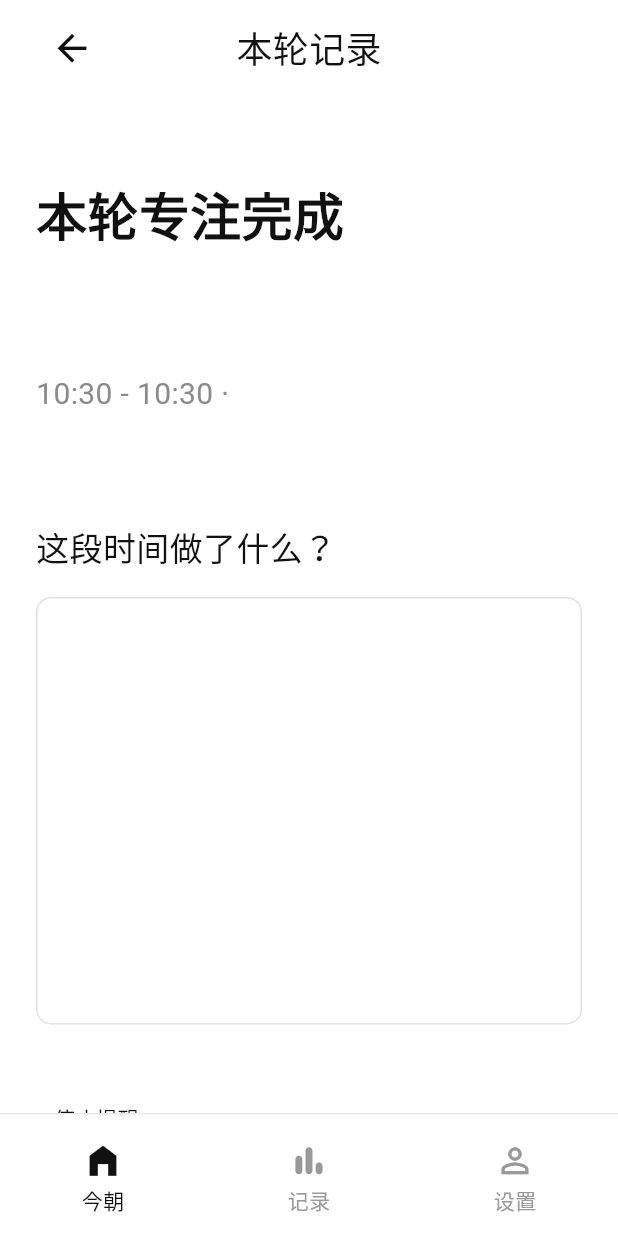
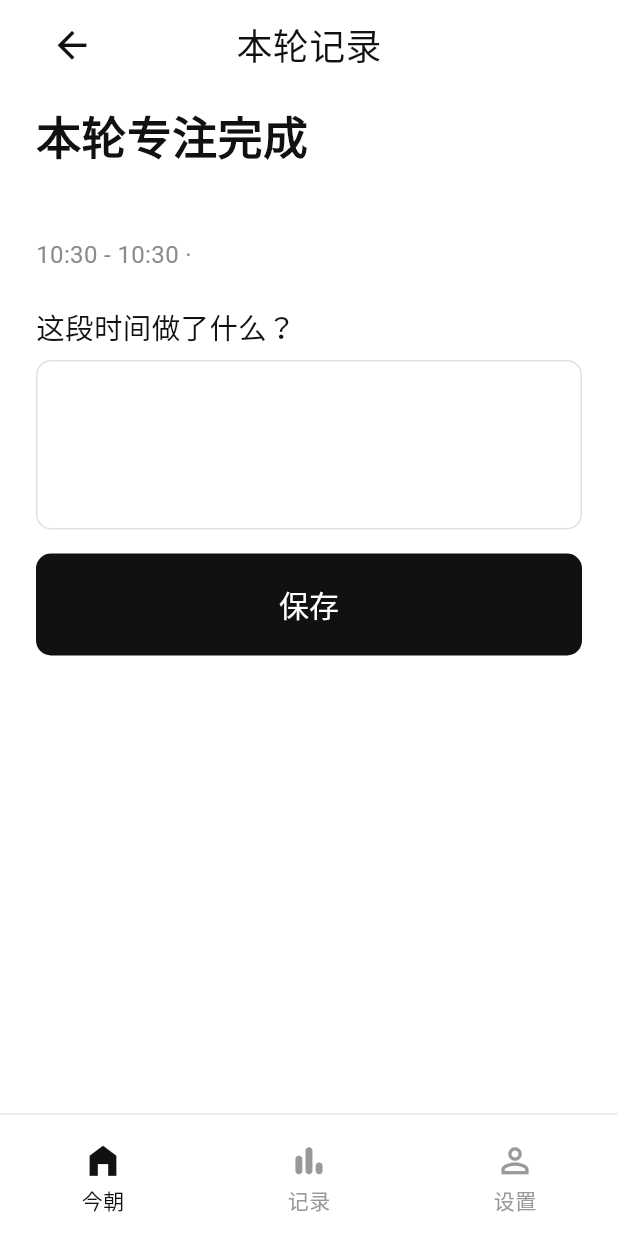
Before and after one commit to william-watson1024/Chrona, a Flutter app: the FocusNoteScreen screen opened directly with empty values, on a phone screen of 412 x 824 dp. Run offline on Flutter 3.47's test engine with Material 3 defaults, Android fonts, the phone set to English and light mode, and no system bars; our stand-ins replace file_picker, flutter_local_notifications, shared_preferences, sqflite, timezone; accounts and stored records are empty.

Commit message:
feat: 优化专注屏幕和笔记屏幕的布局，调整间距和字体大小

```diff
--- a/lib/screens/focus/focus_note_screen.dart
+++ b/lib/screens/focus/focus_note_screen.dart
@@ -8,7 +8,6 @@ import '../../providers/focus_provider.dart';
 import '../../providers/focus_settings_provider.dart';
 import '../../providers/focus_session_provider.dart';
 import '../../providers/task_provider.dart';
-import '../../services/notification_service.dart';
 import '../../utils/focus_formatters.dart';
 import '../../widgets/chrona_widgets.dart';
 import '../history/history_screen.dart';
@@ -188,28 +187,28 @@ class _FocusNoteScreenState extends State<FocusNoteScreen> {
           children: [
             Expanded(
               child: SingleChildScrollView(
-                padding: const EdgeInsets.fromLTRB(24, 12, 24, 28),
+                padding: const EdgeInsets.fromLTRB(24, 10, 24, 18),
                 child: Column(
                   crossAxisAlignment: CrossAxisAlignment.start,
                   children: [
                     _NoteTopBar(onBack: _returnFromNote),
-                    const SizedBox(height: 72),
+                    const SizedBox(height: 24),
                     Text(
                       widget.session.status == FocusTimerStatus.cancelled
                           ? '本轮专注结束'
                           : '本轮专注完成',
                       style: const TextStyle(
                           color: Color(0xFF111111),
-                          fontSize: 34,
+                          fontSize: 30,
                           height: 1.1,
                           fontWeight: FontWeight.w600),
                     ),
-                    const SizedBox(height: 43),
+                    const SizedBox(height: 18),
                     TextField(
                       controller: _taskTitleController,
                       style: const TextStyle(
                           color: Color(0xFF111111),
-                          fontSize: 30,
+                          fontSize: 26,
                           height: 1.15,
                           fontWeight: FontWeight.w500),
                       decoration: const InputDecoration(
@@ -218,13 +217,13 @@ class _FocusNoteScreenState extends State<FocusNoteScreen> {
                         border: InputBorder.none,
                       ),
                     ),
-                    const SizedBox(height: 12),
+                    const SizedBox(height: 6),
                     Text(
                       '${formatFocusTime(widget.session.startedAt)} - '
                       '${formatFocusTime(widget.session.endedAt)} · '
                       '${formatFocusDuration(widget.session.actualDurationSeconds)}',
                       style: const TextStyle(
-                          color: Color(0xFF8B8B8B), fontSize: 20, height: 1.1),
+                          color: Color(0xFF8B8B8B), fontSize: 16, height: 1.1),
                     ),
                     if (widget.session.status ==
                         FocusTimerStatus.cancelled) ...[
@@ -237,24 +236,24 @@ class _FocusNoteScreenState extends State<FocusNoteScreen> {
                             height: 1.1),
                       ),
                     ],
-                    const SizedBox(height: 79),
+                    const SizedBox(height: 28),
                     const Text(
                       '这段时间做了什么？',
                       style: TextStyle(
-                          color: Color(0xFF111111), fontSize: 22, height: 1.2),
+                          color: Color(0xFF111111), fontSize: 19, height: 1.2),
                     ),
-                    const SizedBox(height: 20),
+                    const SizedBox(height: 10),
                     TextField(
                       controller: _noteController,
-                      minLines: 8,
-                      maxLines: 12,
+                      minLines: 4,
+                      maxLines: 4,
                       textAlignVertical: TextAlignVertical.top,
                       style: const TextStyle(
-                          color: Color(0xFF888888), fontSize: 20, height: 1.45),
+                          color: Color(0xFF888888), fontSize: 16, height: 1.35),
                       decoration: InputDecoration(
                         filled: false,
                         contentPadding:
-                            const EdgeInsets.fromLTRB(36, 29, 24, 24),
+                            const EdgeInsets.fromLTRB(18, 13, 16, 12),
                         enabledBorder: OutlineInputBorder(
                           borderRadius: BorderRadius.circular(10),
                           borderSide:
@@ -268,29 +267,57 @@ class _FocusNoteScreenState extends State<FocusNoteScreen> {
                       ),
                     ),
                     if (widget.session.status == FocusTimerStatus.finished) ...[
-                      const SizedBox(height: 18),
-                      Center(
-                        child: TextButton.icon(
-                          onPressed: _chooseExtension,
-                          style: TextButton.styleFrom(
-                            foregroundColor: const Color(0xFF111111),
+                      const SizedBox(height: 16),
+                      Row(
+                        children: [
+                          OutlinedButton(
+                            onPressed: _chooseExtension,
+                            style: OutlinedButton.styleFrom(
+                              foregroundColor: const Color(0xFF111111),
+                              side: const BorderSide(color: Color(0xFFE0E0E0)),
+                              shape: RoundedRectangleBorder(
+                                borderRadius: BorderRadius.circular(10),
+                              ),
+                              textStyle: const TextStyle(
+                                fontSize: 16,
+                                fontWeight: FontWeight.w500,
+                              ),
+                              minimumSize: const Size(124, 56),
+                            ),
+                            child: const Text('延长专注'),
                           ),
-                          icon: const Icon(Icons.add_alarm_outlined),
-                          label: const Text('延长专注'),
-                        ),
+                          const SizedBox(width: 12),
+                          Expanded(
+                            child: SizedBox(
+                              height: 56,
+                              child: FilledButton(
+                                onPressed: _isSaving ? () {} : _saveSession,
+                                style: FilledButton.styleFrom(
+                                  backgroundColor: const Color(0xFF111111),
+                                  foregroundColor: Colors.white,
+                                  shape: RoundedRectangleBorder(
+                                    borderRadius: BorderRadius.circular(10),
+                                  ),
+                                  textStyle: const TextStyle(
+                                    fontSize: 18,
+                                    fontWeight: FontWeight.w500,
+                                  ),
+                                ),
+                                child: const Text('保存'),
+                              ),
+                            ),
+                          ),
+                        ],
+                      ),
+                    ] else ...[
+                      const SizedBox(height: 16),
+                      PrimaryButton(
+                        label: '保存',
+                        onPressed: _isSaving ? () {} : _saveSession,
                       ),
                     ],
-                    const SizedBox(height: 38),
-                    TextButton(
-                      onPressed: () =>
-                          NotificationService.instance.cancelFocusEnd(),
-                      style: TextButton.styleFrom(
-                        foregroundColor: const Color(0xFF111111),
-                      ),
-                      child: const Text('停止提醒'),
-                    ),
-                    const SizedBox(height: 12),
                     if (_saveError != null) ...[
+                      const SizedBox(height: 10),
                       Text(
                         _saveError!,
                         style: const TextStyle(
@@ -298,12 +325,7 @@ class _FocusNoteScreenState extends State<FocusNoteScreen> {
                           fontSize: 14,
                         ),
                       ),
-                      const SizedBox(height: 12),
                     ],
-                    PrimaryButton(
-                      label: '保存',
-                      onPressed: _isSaving ? () {} : _saveSession,
-                    ),
                   ],
                 ),
               ),
--- a/lib/screens/focus/focus_screen.dart
+++ b/lib/screens/focus/focus_screen.dart
@@ -9,7 +9,6 @@ import '../../providers/focus_provider.dart';
 import '../../providers/focus_session_provider.dart';
 import '../../providers/focus_settings_provider.dart';
 import '../../providers/task_provider.dart';
-import '../../services/notification_service.dart';
 import '../../widgets/chrona_widgets.dart';
 import '../history/history_screen.dart';
 import 'focus_note_screen.dart';
@@ -311,16 +310,6 @@ class _FocusScreenState extends State<FocusScreen> {
                               ),
                               child: const Text('跳过休息'),
                             ),
-                          if (!isBreak &&
-                              provider.status == FocusTimerStatus.finished)
-                            TextButton(
-                              onPressed: () =>
-                                  NotificationService.instance.cancelFocusEnd(),
-                              child: const Text('停止提醒'),
-                            ),
-                          if (!isBreak &&
-                              provider.status == FocusTimerStatus.finished)
-                            const SizedBox(height: 8),
                           if (!isBreak)
                             TextButton(
                               onPressed: _confirmEnd,
--- a/lib/screens/today/today_screen.dart
+++ b/lib/screens/today/today_screen.dart
@@ -306,14 +306,6 @@ class _TodayScreenContentState extends State<_TodayScreenContent>
     final activeProvider = _activeFocusProvider;
     if (!mounted || activeProvider == null) return;
 
-    final focusedTaskId =
-        activeProvider.mode == FocusMode.focus && activeProvider.isRunning
-            ? activeProvider.task.id
-            : null;
-    WidgetsBinding.instance.addPostFrameCallback((_) {
-      if (!mounted || !identical(_activeFocusProvider, activeProvider)) return;
-      context.read<TaskProvider>().setFocusedTask(focusedTaskId);
-    });
     if (!activeProvider.isFinished) return;
     if (ModalRoute.of(context)?.isCurrent != true) return;
 
```
